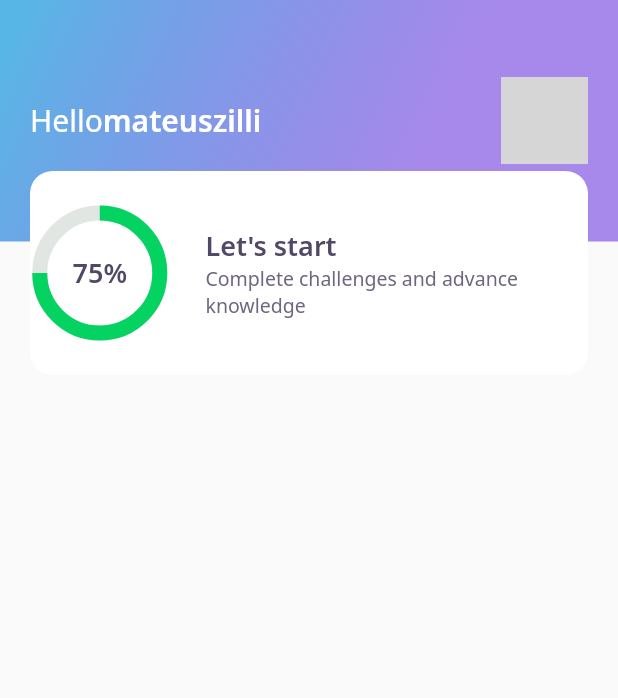
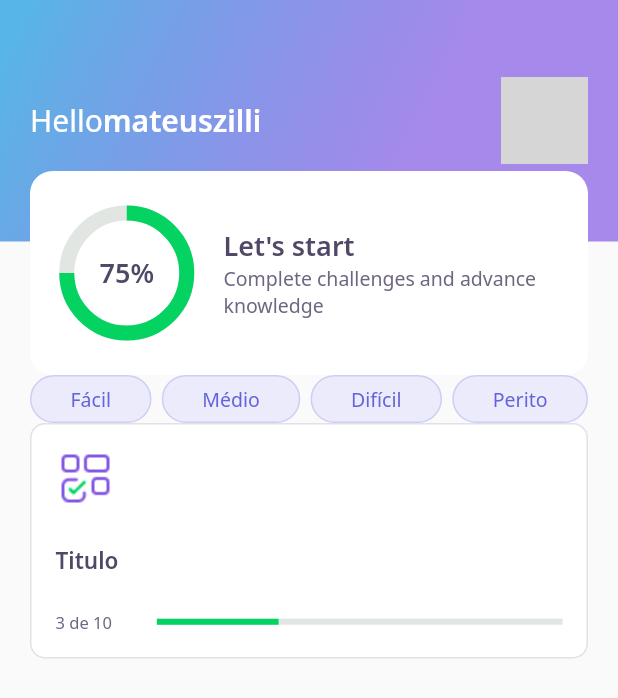
Before and after one commit to mateuszilli/devquiz, a Flutter app: the HomePage screen opened directly, on a phone screen of 412 x 824 dp. Shown: the top 698 px of the screen. Run offline on Flutter 3.47's test engine with Material 2 defaults, Android fonts, the phone set to English and light mode, and no system bars; our stand-ins replace google_fonts; network calls fail; grey boxes are pictures that could not be loaded.

Commit message:
:rocket:

```diff
--- a/lib/home/home_page.dart
+++ b/lib/home/home_page.dart
@@ -1,3 +1,5 @@
+import 'package:DevQuiz/home/widgets/level_button/level_button_widget.dart';
+import 'package:DevQuiz/home/widgets/quiz_card/quiz_card_widget.dart';
 import 'package:flutter/material.dart';
 
 import 'package:DevQuiz/home/widgets/app_bar/app_bar_widget.dart';
@@ -13,6 +15,23 @@ class _HomePageState extends State<HomePage> {
     return Container(
       child: Scaffold(
         appBar: AppBarWidget(),
+        body: Padding(
+          padding: const EdgeInsets.symmetric(horizontal: 20),
+          child: Column(
+            children: [
+              Row(
+                mainAxisAlignment: MainAxisAlignment.spaceBetween,
+                children: [
+                  LevelButtonWidget(label: "Fácil"),
+                  LevelButtonWidget(label: "Médio"),
+                  LevelButtonWidget(label: "Difícil"),
+                  LevelButtonWidget(label: "Perito")
+                ],
+              ),
+              QuizCardWidget()
+            ],
+          ),
+        ),
       )
     );
   }
--- /dev/null
+++ b/lib/home/widgets/level_button/level_button_widget.dart
@@ -0,0 +1,59 @@
+import 'package:DevQuiz/core/app_colors.dart';
+import 'package:flutter/cupertino.dart';
+import 'package:google_fonts/google_fonts.dart';
+
+class LevelButtonWidget extends StatelessWidget {
+  final String label;
+  final config = {
+    "Fácil": {
+      "color": AppColors.levelButtonFacil,
+      "borderColor": AppColors.levelButtonBorderFacil,
+      "textColor": AppColors.levelButtonTextFacil
+    },
+    "Médio": {
+      "color": AppColors.levelButtonMedio,
+      "borderColor": AppColors.levelButtonBorderMedio,
+      "textColor": AppColors.levelButtonTextMedio
+    },
+    "Difícil": {
+      "color": AppColors.levelButtonDificil,
+      "borderColor": AppColors.levelButtonBorderDificil,
+      "textColor": AppColors.levelButtonTextDificil
+    },
+    "Perito": {
+      "color": AppColors.levelButtonPerito,
+      "borderColor": AppColors.levelButtonBorderPerito,
+      "textColor": AppColors.levelButtonTextPerito
+    }
+  };
+
+  LevelButtonWidget({ Key? key, required this.label })
+    : assert(["Fácil", "Médio", "Difícil", "Perito"].contains(label)), super(key: key);
+
+  Color get color => config[label]!['color']!;
+  Color get borderColor => config[label]!['color']!;
+  Color get textColor => config[label]!['color']!;
+
+  @override
+  Widget build(BuildContext context) {
+    return Container(
+      decoration: BoxDecoration(
+        color: AppColors.levelButtonFacil,
+        border: Border.fromBorderSide(
+          BorderSide(color: AppColors.levelButtonBorderFacil)
+        ),
+        borderRadius: BorderRadius.circular(28)
+      ),
+      child: Padding(
+        padding: const EdgeInsets.symmetric(horizontal: 26, vertical: 6),
+        child: Text(
+          label,
+          style: GoogleFonts.notoSans(
+            color: AppColors.levelButtonTextFacil,
+            fontSize: 13
+          )
+        )
+      )
+    );
+  }
+}
--- /dev/null
+++ b/lib/home/widgets/quiz_card/quiz_card_widget.dart
@@ -0,0 +1,46 @@
+import 'package:DevQuiz/core/app_colors.dart';
+import 'package:DevQuiz/core/app_images.dart';
+import 'package:DevQuiz/core/app_text_styles.dart';
+import 'package:flutter/material.dart';
+
+class QuizCardWidget extends StatelessWidget {
+  const QuizCardWidget({ Key? key }) : super(key: key);
+
+  @override
+  Widget build(BuildContext context) {
+    return Container(
+      padding: EdgeInsets.all(16),
+      decoration: BoxDecoration(
+        border: Border.fromBorderSide(BorderSide(color: AppColors.border)),
+        borderRadius: BorderRadius.circular(10),
+        color: AppColors.white
+      ),
+      child: Column(
+        crossAxisAlignment: CrossAxisAlignment.start,
+        children: [
+          Container(
+            height: 40,
+            width: 40,
+            child: Image.asset(AppImages.blocks),
+          ),
+          SizedBox(height: 24),
+          Text("Titulo", style: AppTextStyles.heading15),
+          SizedBox(height: 24),
+          Row(
+            children: [
+              Expanded(flex: 1, child: Text("3 de 10", style: AppTextStyles.body11)),
+              Expanded(
+                flex: 4,
+                child: LinearProgressIndicator(
+                  value: 0.3,
+                  backgroundColor: AppColors.chartSecondary,
+                  valueColor: AlwaysStoppedAnimation<Color>(AppColors.chartPrimary),
+                ),
+              )
+            ]
+          )
+        ],
+      ),
+    );
+  }
+}
--- a/lib/home/widgets/score_card/score_card_widget.dart
+++ b/lib/home/widgets/score_card/score_card_widget.dart
@@ -15,6 +15,8 @@ class ScoreCardWidget extends StatelessWidget {
           color: AppColors.white,
           borderRadius: BorderRadius.circular(15)
         ),
+        child: Padding(
+          padding: const EdgeInsets.symmetric(horizontal: 24),
           child: Row(
             crossAxisAlignment: CrossAxisAlignment.center,
             children: [
@@ -39,6 +41,7 @@ class ScoreCardWidget extends StatelessWidget {
             ],
           ),
         ),
+      ),
     );
   }
 }
```
Also changed, not shown: 1 other file. Lines whose indentation alone changed are shown as unchanged.
